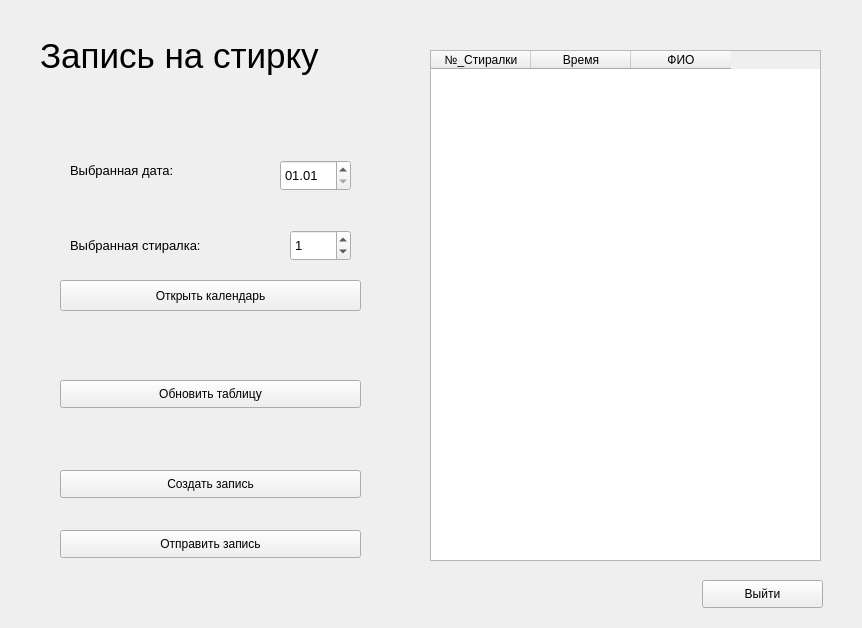
This is washer.ui in SivetsDanil/Digitalization-project-for-SESC-NSU as Qt 5 draws it before an edit. The edited form follows.
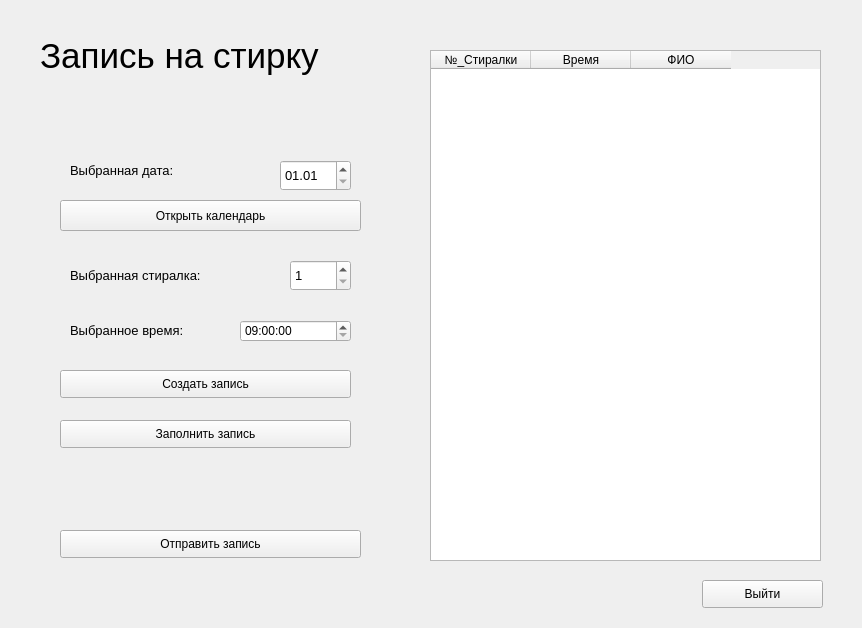
This is the edited form.

Commit message: end or users

What changed in the file:
```diff
--- a/washer.ui
+++ b/washer.ui
@@ -53,7 +53,7 @@
    <property name="geometry">
     <rect>
      <x>70</x>
-     <y>230</y>
+     <y>260</y>
      <width>171</width>
      <height>31</height>
     </rect>
@@ -96,7 +96,7 @@
    <property name="geometry">
     <rect>
      <x>290</x>
-     <y>230</y>
+     <y>260</y>
      <width>61</width>
      <height>31</height>
     </rect>
@@ -106,6 +106,12 @@
      <pointsize>10</pointsize>
     </font>
    </property>
+   <property name="minimum">
+    <number>1</number>
+   </property>
+   <property name="maximum">
+    <number>4</number>
+   </property>
    <property name="value">
     <number>1</number>
    </property>
@@ -114,7 +120,7 @@
    <property name="geometry">
     <rect>
      <x>60</x>
-     <y>280</y>
+     <y>200</y>
      <width>301</width>
      <height>31</height>
     </rect>
@@ -145,8 +151,8 @@
    <property name="geometry">
     <rect>
      <x>60</x>
-     <y>470</y>
-     <width>301</width>
+     <y>370</y>
+     <width>291</width>
      <height>28</height>
     </rect>
    </property>
@@ -180,17 +186,59 @@
     <string>Выйти</string>
    </property>
   </widget>
+  <widget class="QLabel" name="label_4">
+   <property name="geometry">
+    <rect>
+     <x>70</x>
+     <y>320</y>
+     <width>151</width>
+     <height>21</height>
+    </rect>
+   </property>
+   <property name="font">
+    <font>
+     <pointsize>10</pointsize>
+    </font>
+   </property>
+   <property name="text">
+    <string>Выбранное время:</string>
+   </property>
+  </widget>
+  <widget class="QTimeEdit" name="time">
+   <property name="geometry">
+    <rect>
+     <x>240</x>
+     <y>320</y>
+     <width>111</width>
+     <height>22</height>
+    </rect>
+   </property>
+   <property name="maximumTime">
+    <time>
+     <hour>20</hour>
+     <minute>0</minute>
+     <second>0</second>
+    </time>
+   </property>
+   <property name="minimumTime">
+    <time>
+     <hour>9</hour>
+     <minute>0</minute>
+     <second>0</second>
+    </time>
+   </property>
+  </widget>
   <widget class="QPushButton" name="update_button">
    <property name="geometry">
     <rect>
      <x>60</x>
-     <y>380</y>
-     <width>301</width>
+     <y>420</y>
+     <width>291</width>
      <height>28</height>
     </rect>
    </property>
    <property name="text">
-    <string>Обновить таблицу</string>
+    <string>Заполнить запись</string>
    </property>
   </widget>
  </widget>
```
The commit also changes 2 other files.
